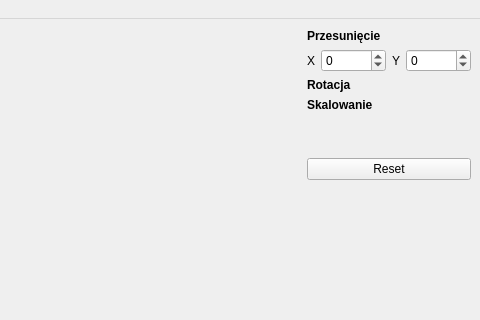
This is Lab4/mainwindow.ui in LajterPL/gipo-2024 as Qt 5 draws it before an edit; both pictures show x 420 to 900 and y 0 to 320 of the 900 by 720 pixel window. The edited form follows.
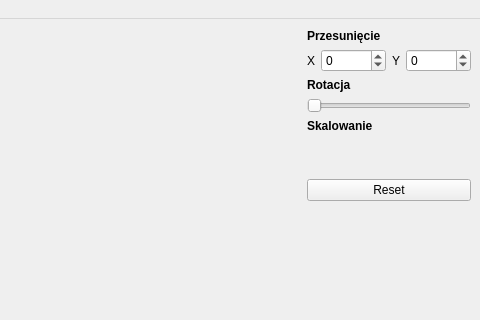
This is the edited form.

```diff
--- a/Lab4/mainwindow.ui
+++ b/Lab4/mainwindow.ui
@@ -120,6 +120,22 @@
          </property>
         </widget>
        </item>
+       <item>
+        <widget class="QSlider" name="rotation_slider">
+         <property name="sizePolicy">
+          <sizepolicy hsizetype="Minimum" vsizetype="Fixed">
+           <horstretch>0</horstretch>
+           <verstretch>0</verstretch>
+          </sizepolicy>
+         </property>
+         <property name="maximum">
+          <number>360</number>
+         </property>
+         <property name="orientation">
+          <enum>Qt::Horizontal</enum>
+         </property>
+        </widget>
+       </item>
        <item>
         <widget class="QLabel" name="label_2">
          <property name="text">
```
